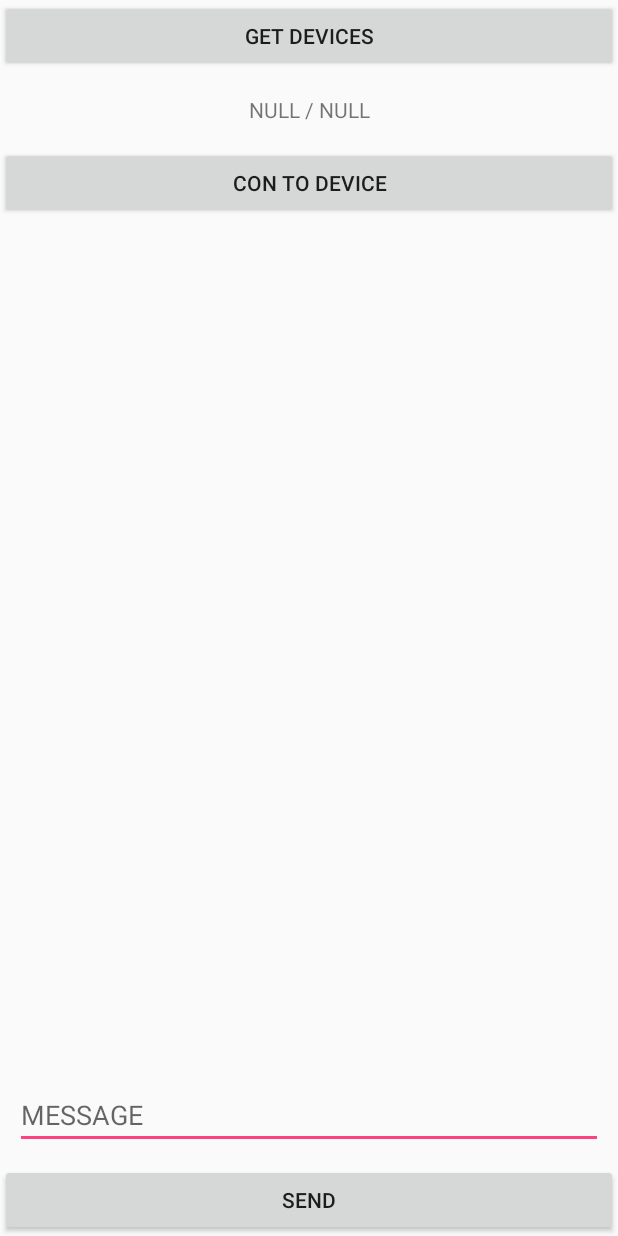
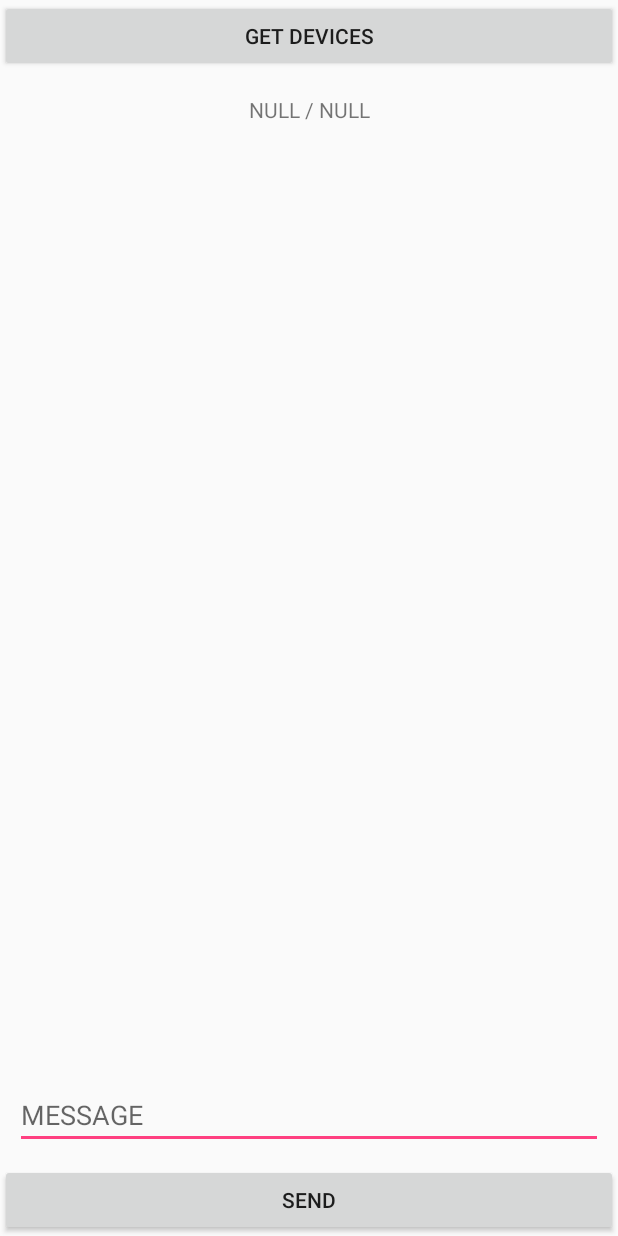
Before and after one commit to fregmented/BlueCon, an Android app: the SPPClientActivity screen opened directly, with no data from a screen before it, on a phone screen of 412 x 824 dp. Run offline under Robolectric (Android 15) with nearby library versions, the phone set to English and light mode, and no system bars; 1 statement that could not run was skipped.

Commit message:
update README. update demo

```diff
--- a/bluecon/build.gradle
+++ b/bluecon/build.gradle
@@ -8,8 +8,8 @@ android {
     defaultConfig {
         minSdkVersion 19
         targetSdkVersion 24
-        versionCode 2
-        versionName "0.2"
+        versionCode 3
+        versionName "0.2.1"
 
         testInstrumentationRunner "android.support.test.runner.AndroidJUnitRunner"
 
@@ -39,7 +39,7 @@ publish {
     repoName = 'BlueCon'
     groupId = 'me.kudryavka'
     artifactId = 'bluecon'
-    publishVersion = '0.2'
+    publishVersion = '0.2.1'
     desc = 'BlueCon - Android BT SPP Server & Client Library'
     website = 'https://github.com/seyriz/BlueCon'
     bintrayUser = 'seyriz'
--- a/demo/src/main/res/layout/activity_sppclient.xml
+++ b/demo/src/main/res/layout/activity_sppclient.xml
@@ -27,7 +27,8 @@
         android:text="@string/btn_connect_to_device"
         android:layout_width="match_parent"
         android:layout_height="wrap_content"
-        android:layout_below="@+id/con_device_info"/>
+        android:layout_below="@+id/con_device_info"
+        android:visibility="gone"/>
 
     <ListView
         android:id="@+id/lists"
```
Also changed, not shown: demo/src/main/java/me/kudryavka/bluecon_demo/SPPClientActivity.java (+1 -9 lines), 1 other file.
